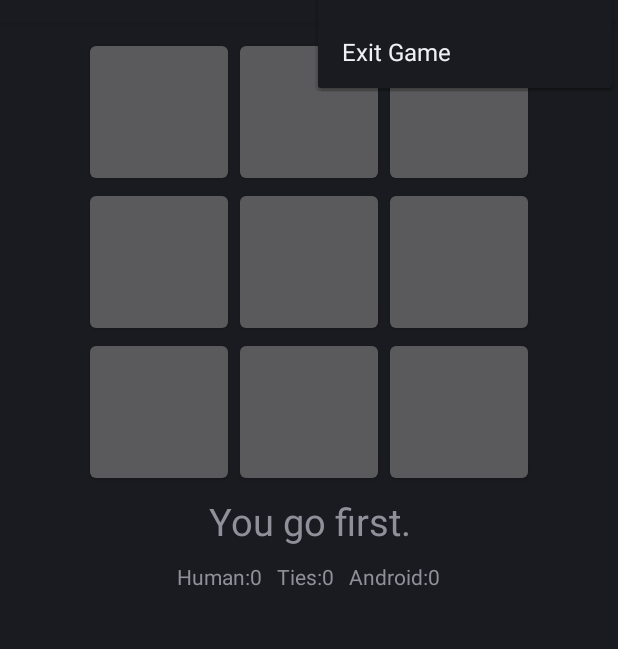
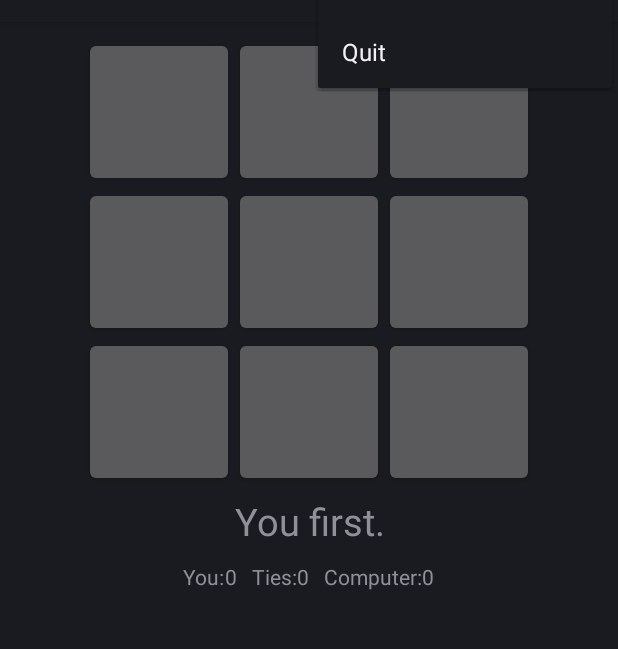
Before and after one commit to qianmai/CSCI3320-Advanced-Programming, an Android app: the screen it shows after launch (Project2_TicTacToeActivity), with the options menu open, on a phone screen of 412 x 824 dp, the part 62-711 px from its top. Run offline under Robolectric (Android 15) with nearby library versions, the phone set to English and light mode, and no system bars.

Commit message:
Added comment in the file

```diff
--- a/TicTacToe/app/src/main/java/csci3320/qianmai/tictactoe/Project2_TicTacToeActivity.java
+++ b/TicTacToe/app/src/main/java/csci3320/qianmai/tictactoe/Project2_TicTacToeActivity.java
@@ -10,7 +10,7 @@ import android.view.View;
 import android.widget.Button;
 import android.widget.TextView;
 
-
+//Create Project2_TicTacToeActivity under the Activity
 public class Project2_TicTacToeActivity extends Activity {
 
     private Project2_TicTacToeGame mGame;
@@ -58,7 +58,6 @@ public class Project2_TicTacToeActivity extends Activity {
         mGame = new Project2_TicTacToeGame();
 
         startNewGame();
-
     }
 
     @Override
@@ -86,6 +85,7 @@ public class Project2_TicTacToeActivity extends Activity {
         return true;
     }
 
+    //Start new game method but still keep the game record
     private void startNewGame()
     {
         mGame.clearBoard();
@@ -113,6 +113,7 @@ public class Project2_TicTacToeActivity extends Activity {
         mGameOver = false;
     }
 
+    //Button click handler
     private class ButtonClickListener implements View.OnClickListener
     {
         int location;
@@ -168,6 +169,7 @@ public class Project2_TicTacToeActivity extends Activity {
         }
     }
 
+    //Update button status
     private void setMove(char player, int location)
     {
         mGame.setMove(player, location);
--- a/TicTacToe/app/src/main/res/menu/game_menu.xml
+++ b/TicTacToe/app/src/main/res/menu/game_menu.xml
@@ -1,5 +1,6 @@
 <?xml version="1.0" encoding="utf-8"?>
 <menu xmlns:android="http://schemas.android.com/apk/res/android" >
     <item android:id="@+id/newGame" android:title="@string/newGame_label" android:icon="@android:drawable/ic_menu_add"></item>
+    <!--<item android:id="@+id/gameRule" android:title="@string/game_rule" android:icon="@android:drawable/ic_menu_close_clear_cancel"></item>-->
     <item android:id="@+id/exitGame" android:title="@string/exitGame_label" android:icon="@android:drawable/ic_menu_close_clear_cancel"></item>
 </menu>
--- a/TicTacToe/app/src/main/res/values/strings.xml
+++ b/TicTacToe/app/src/main/res/values/strings.xml
@@ -1,12 +1,12 @@
 <?xml version="1.0" encoding="utf-8"?>
 <resources>
     <string name="app_name">Project2_TicTacToe</string>
-    <string name="first_human">You go first.</string>
+    <string name="first_human">You first.</string>
     <string name="turn_human">Your turn.</string>
-    <string name="turn_computer">Android\'s turn.</string>
-    <string name="result_tie">It\'s a tie!</string>
-    <string name="result_human_wins">You Won!</string>
-    <string name="result_android_wins">Android Won!</string>
+    <string name="turn_computer">Computer\'s turn.</string>
+    <string name="result_tie">Tie</string>
+    <string name="result_human_wins">You Win!</string>
+    <string name="result_android_wins">Computer Wins!</string>
     <string name="one">1</string>
     <string name="two">2</string>
     <string name="three">3</string>
@@ -17,23 +17,19 @@
     <string name="eight">8</string>
     <string name="nine">9</string>
     <string name="info">Info</string>
-    <string name="human">Human: </string>
+    <string name="human">You: </string>
     <string name="ties">Ties: </string>
-    <string name="android">Android: </string>
+    <string name="android">Computer: </string>
     <string name="contact_heading">Contact Info</string>
   <string name="contact_info">
-    <b>Name:</b> Indie Development\n
-    <b>Email:</b> my email here\n
-    <b>Phone:</b> my phone here\n
-    <b>Website:</b> website here
   </string>
-    <string name="about_heading">About</string>
-  <string name="about_info">This app allows you to play a game
-    of tic tac toe against the computer. The rounds
-    will rotate who gets to play first. Also, the app
-    will keep track and display the result of the games
-    at the bottom of the screen.
+  <string name="game_rule">Game Rule</string>
+  <string name="rule_info">This is Project2 TicTacToe Game.
+      Two players take turns pressing buttons in a 3x3 grid to
+      make "X" or "O" characters on them respectively.
+      If any player can place three of their letter in a row horizontally,
+      vertically, or diagonally, that player wins the game.
   </string>
     <string name="newGame_label">New Game</string>
-    <string name="exitGame_label">Exit Game</string>
+    <string name="exitGame_label">Quit</string>
 </resources>
```
Also changed, not shown: TicTacToe/app/src/main/java/csci3320/qianmai/tictactoe/Project2_TicTacToeGame.java (+34 -10 lines).
